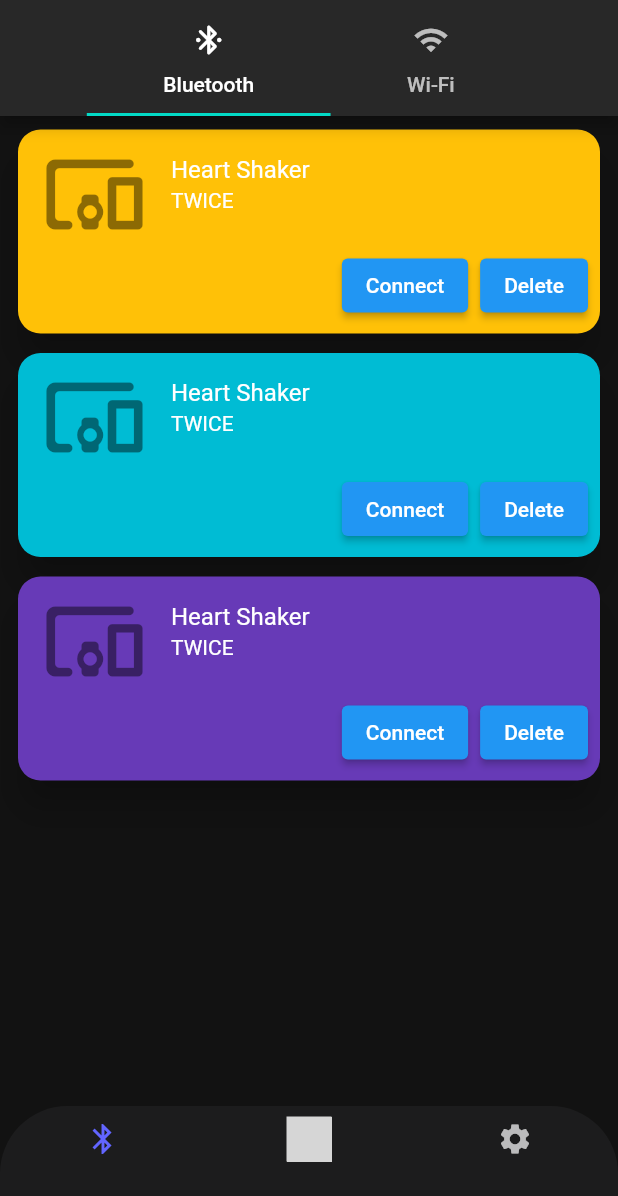
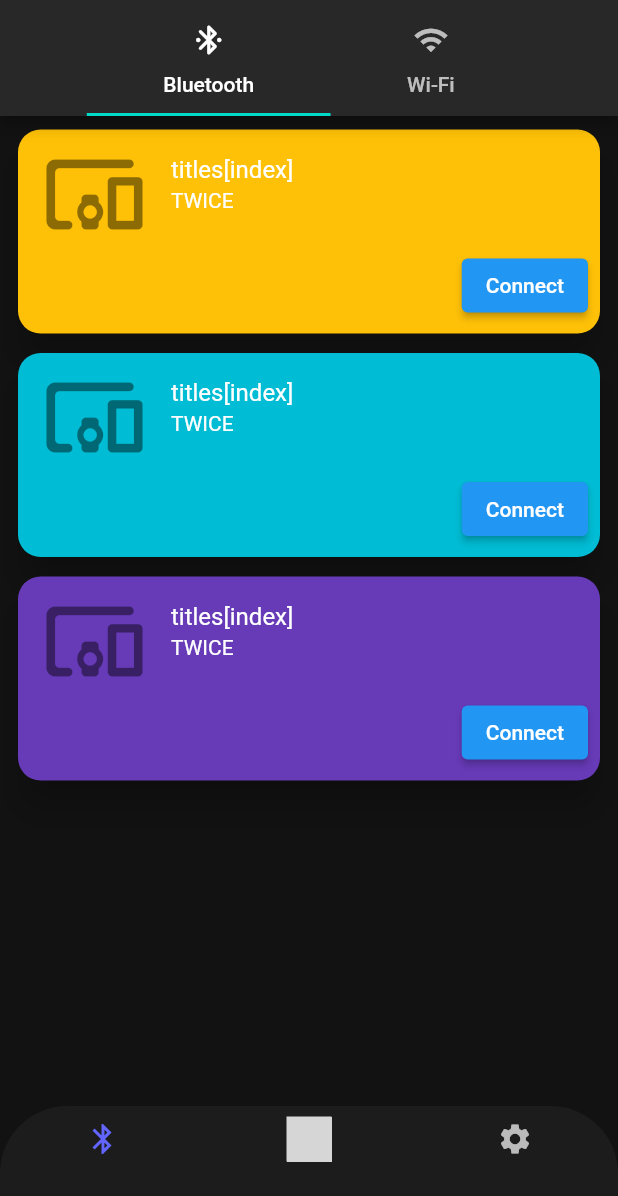
Before and after one commit to Nehal-Bhautoo/Surveillance-System, a Flutter app: the HomeScreen screen opened directly, on a phone screen of 412 x 824 dp, the part 40-1236 px from its top. Run offline on Flutter 3.47's test engine with Material 2 defaults, Android fonts, the light colour scheme and no system bars; our stand-ins replace flutter_blue; missing offline and left inert: breathing_collection, flare_splash_screen, flutter_vlc_player; grey boxes are pictures that could not be loaded.

Commit message:
:zap: Remove btn

```diff
--- a/lib/screens/connection/BluetoothScreen.dart
+++ b/lib/screens/connection/BluetoothScreen.dart
@@ -99,7 +99,7 @@
             children: <Widget>[
               const ListTile(
                 leading: Icon(Icons.devices_other_rounded, size: 70),
-                title: Text('Heart Shaker', style: TextStyle(color: Colors.white)),
+                title: Text("titles[index]", style: TextStyle(color: Colors.white)),
                 subtitle: Text('TWICE', style: TextStyle(color: Colors.white)),
               ),
               ButtonTheme(
@@ -109,10 +109,6 @@
                       onPressed: () {},
                       child: const Text('Connect', style: TextStyle(color: Colors.white)),
                     ),
-                    ElevatedButton(
-                      onPressed: () {},
-                      child: const Text('Delete', style: TextStyle(color: Colors.white)),
-                    )
                   ],
                 ),
               )
```
